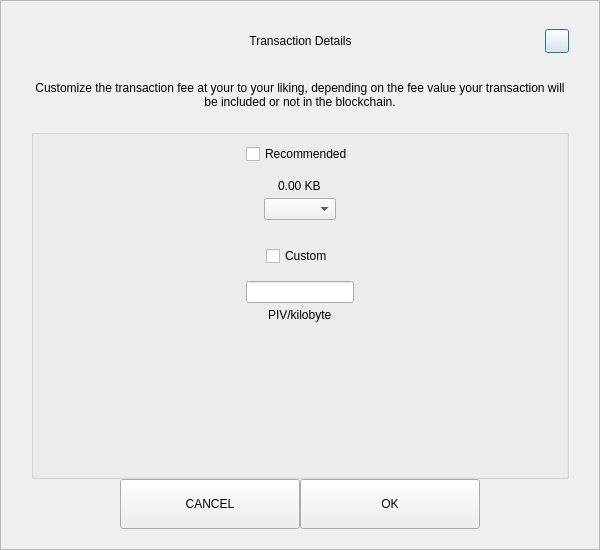
Qt form src/qt/pivx/forms/sendcustomfeedialog.ui (afghany/castletmp) before a commit.
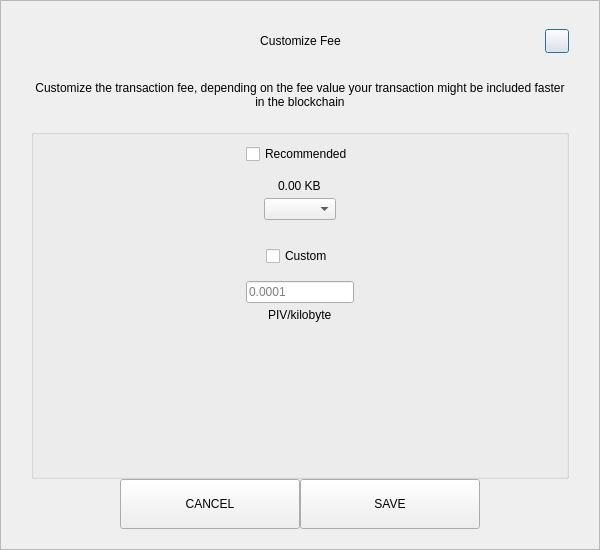
The same form after that commit.

Patch:
```diff
--- a/src/qt/pivx/forms/sendcustomfeedialog.ui
+++ b/src/qt/pivx/forms/sendcustomfeedialog.ui
@@ -92,7 +92,7 @@
            <string notr="true">padding-left:24px;</string>
           </property>
           <property name="text">
-           <string>Transaction Details</string>
+           <string>Customize Fee</string>
           </property>
           <property name="alignment">
            <set>Qt::AlignCenter</set>
@@ -155,7 +155,7 @@
       <item>
        <widget class="QLabel" name="labelMessage">
         <property name="text">
-         <string>Customize the transaction fee at your to your liking, depending on the fee value your transaction will be included or not in the blockchain.</string>
+         <string>Customize the transaction fee, depending on the fee value your transaction might be included faster in the blockchain</string>
         </property>
         <property name="alignment">
          <set>Qt::AlignCenter</set>
@@ -278,7 +278,11 @@
             </spacer>
            </item>
            <item alignment="Qt::AlignHCenter">
-            <widget class="QLineEdit" name="lineEditCustomFee"/>
+            <widget class="QLineEdit" name="lineEditCustomFee">
+             <property name="placeholderText">
+              <string notr="true">0.0001</string>
+             </property>
+            </widget>
            </item>
            <item alignment="Qt::AlignHCenter">
             <widget class="QLabel" name="labelCustomFee">
@@ -348,7 +352,7 @@
            <enum>Qt::NoFocus</enum>
           </property>
           <property name="text">
-           <string>OK</string>
+           <string>SAVE</string>
           </property>
          </widget>
         </item>
```
